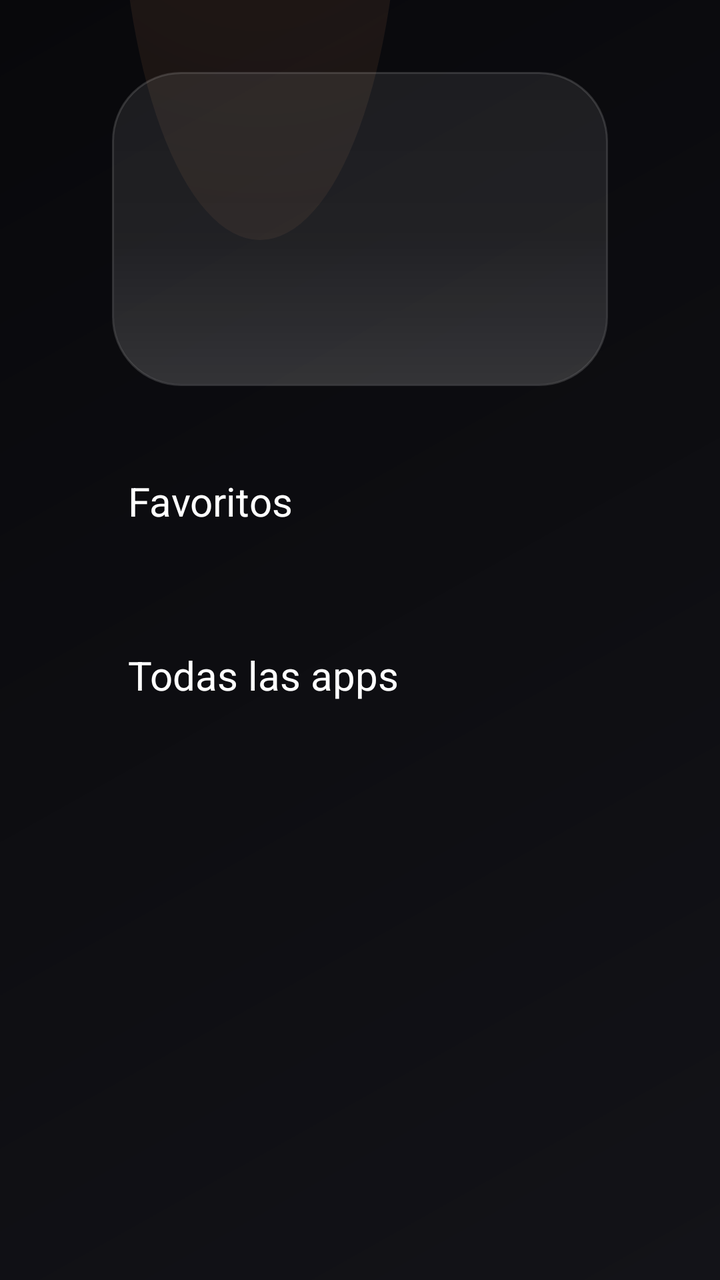
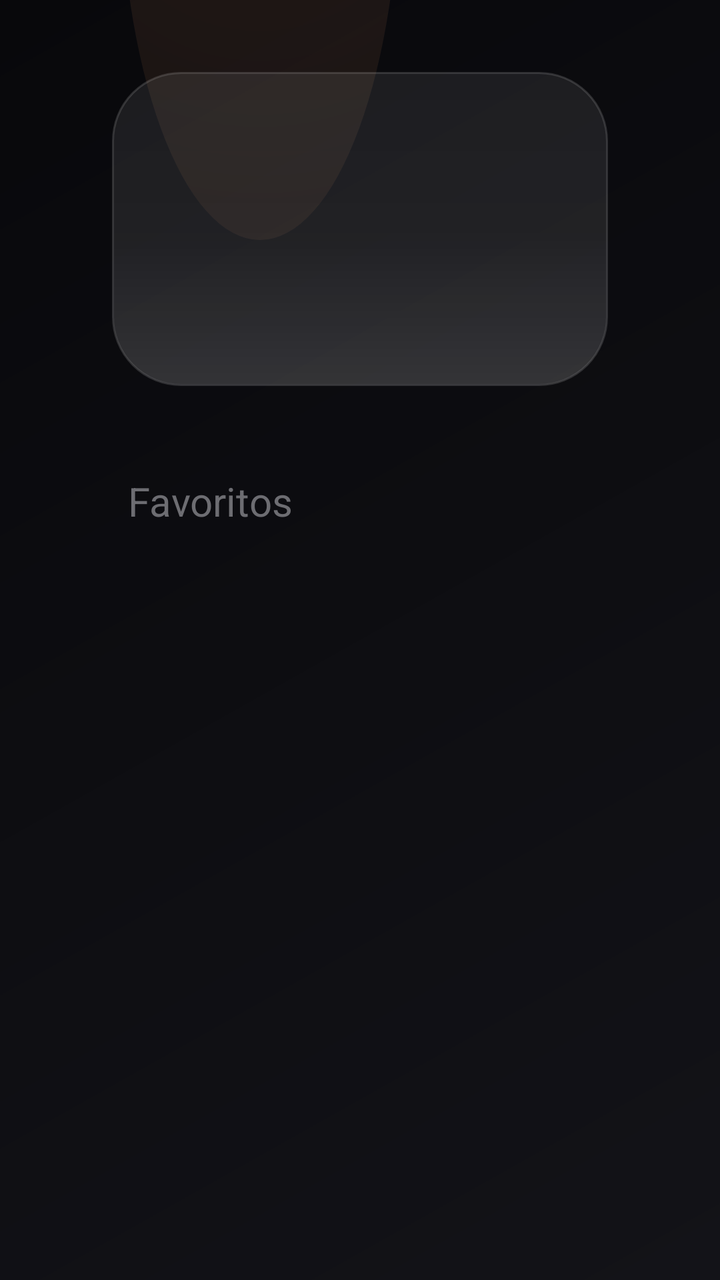

Two renders of the same Android screen: before a commit and after it. Below are the layout's source before the change and the commit's diff.
<!-- AndroidManifest.xml: application theme android:Theme.Black.NoTitleBar.Fullscreen -->
<!-- res/layout/activity_main.xml -->
<?xml version="1.0" encoding="utf-8"?>
<ScrollView xmlns:android="http://schemas.android.com/apk/res/android"
    android:layout_width="match_parent"
    android:layout_height="match_parent"
    android:background="@drawable/gradient_fondo"
    android:fillViewport="true"
    android:scrollbars="none"
    android:overScrollMode="never">

    <LinearLayout
        android:layout_width="match_parent"
        android:layout_height="wrap_content"
        android:orientation="vertical"
        android:paddingLeft="56dp"
        android:paddingTop="36dp"
        android:paddingRight="56dp"
        android:paddingBottom="40dp">

        
        <LinearLayout
            android:layout_width="match_parent"
            android:layout_height="wrap_content"
            android:background="@drawable/glass_panel"
            android:gravity="center_vertical"
            android:orientation="horizontal"
            android:paddingLeft="48dp"
            android:paddingTop="28dp"
            android:paddingRight="48dp"
            android:paddingBottom="28dp">

            <TextView
                android:id="@+id/clock"
                android:layout_width="wrap_content"
                android:layout_height="wrap_content"
                android:fontFamily="sans-serif-light"
                android:textSize="76sp"
                android:textColor="#FFFFFF" />

            <LinearLayout
                android:layout_width="wrap_content"
                android:layout_height="wrap_content"
                android:layout_marginLeft="44dp"
                android:orientation="vertical">

                <TextView
                    android:id="@+id/saludo"
                    android:layout_width="wrap_content"
                    android:layout_height="wrap_content"
                    android:textSize="24sp"
                    android:textColor="#F2F2F7" />

                <TextView
                    android:id="@+id/date"
                    android:layout_width="wrap_content"
                    android:layout_height="wrap_content"
                    android:layout_marginTop="4dp"
                    android:textSize="18sp"
                    android:textColor="#9A9EC0" />

            </LinearLayout>
        </LinearLayout>

        <TextView
            android:layout_width="wrap_content"
            android:layout_height="wrap_content"
            android:layout_marginTop="44dp"
            android:layout_marginLeft="8dp"
            android:text="Favoritos"
            android:textSize="20sp"
            android:textColor="#FFFFFF" />

        <HorizontalScrollView
            android:layout_width="match_parent"
            android:layout_height="wrap_content"
            android:layout_marginTop="14dp"
            android:scrollbars="none"
            android:overScrollMode="never">

            <LinearLayout
                android:id="@+id/favRow"
                android:layout_width="wrap_content"
                android:layout_height="wrap_content"
                android:orientation="horizontal"
                android:paddingBottom="6dp" />

        </HorizontalScrollView>

        <TextView
            android:layout_width="wrap_content"
            android:layout_height="wrap_content"
            android:layout_marginTop="40dp"
            android:layout_marginLeft="8dp"
            android:text="Todas las apps"
            android:textSize="20sp"
            android:textColor="#FFFFFF" />

        
        <LinearLayout
            android:id="@+id/gridContainer"
            android:layout_width="match_parent"
            android:layout_height="wrap_content"
            android:layout_marginTop="14dp"
            android:orientation="vertical" />

    </LinearLayout>

</ScrollView>
<!-- resources referenced by this layout -->
<resources>
  <!-- drawable glass_panel (drawable) -->
  <?xml version="1.0" encoding="utf-8"?>
  <layer-list xmlns:android="http://schemas.android.com/apk/res/android">
      <item>
          <shape android:shape="rectangle">
              <corners android:radius="34dp" />
              <stroke android:width="1dp" android:color="#26FFFFFF" />
              <solid android:color="#0FF1F1F1" />
          </shape>
      </item>
      <item android:top="1dp" android:bottom="1dp" android:left="1dp" android:right="1dp">
          <shape android:shape="rectangle">
              <corners android:radius="33dp" />
              <gradient
                  android:angle="90"
                  android:startColor="#1CFFFFFF"
                  android:centerColor="#08FFFFFF"
                  android:endColor="#05FFFFFF" />
          </shape>
      </item>
  </layer-list>
  <!-- drawable gradient_fondo (drawable) -->
  <?xml version="1.0" encoding="utf-8"?>
  <layer-list xmlns:android="http://schemas.android.com/apk/res/android">
  
      
      <item>
          <shape android:shape="rectangle">
              <gradient
                  android:angle="135"
                  android:startColor="#131318"
                  android:endColor="#08080B" />
          </shape>
      </item>
  
      
      <item
          android:top="-320dp"
          android:left="500dp"
          android:bottom="400dp"
          android:right="-180dp">
          <shape android:shape="oval">
              <gradient
                  android:type="radial"
                  android:gradientRadius="600dp"
                  android:startColor="#334A9E4E"
                  android:centerColor="#22459CB0"
                  android:endColor="#00459CB0" />
          </shape>
      </item>
  
      
      <item
          android:top="700dp"
          android:left="-260dp"
          android:bottom="-320dp"
          android:right="700dp">
          <shape android:shape="oval">
              <gradient
                  android:type="radial"
                  android:gradientRadius="640dp"
                  android:startColor="#2E6C4CD1"
                  android:centerColor="#1E6C4CD1"
                  android:endColor="#006C4CD1" />
          </shape>
      </item>
  
      
      <item
          android:top="-260dp"
          android:left="60dp"
          android:bottom="520dp"
          android:right="160dp">
          <shape android:shape="oval">
              <gradient
                  android:type="radial"
                  android:gradientRadius="480dp"
                  android:startColor="#1ED1845C"
                  android:centerColor="#10D1845C"
                  android:endColor="#00D1845C" />
          </shape>
      </item>
  </layer-list>
</resources>

<!-- the commit's change to res/layout/activity_main.xml (unified diff, before → after) -->
@@ -34,7 +34,7 @@
                 android:layout_height="wrap_content"
                 android:fontFamily="sans-serif-light"
                 android:textSize="76sp"
-                android:textColor="#FFFFFF" />
+                android:textColor="#1D1D1F" />
 
             <LinearLayout
                 android:layout_width="wrap_content"
@@ -47,7 +47,7 @@
                     android:layout_width="wrap_content"
                     android:layout_height="wrap_content"
                     android:textSize="24sp"
-                    android:textColor="#F2F2F7" />
+                    android:textColor="#48484D" />
 
                 <TextView
                     android:id="@+id/date"
@@ -55,7 +55,7 @@
                     android:layout_height="wrap_content"
                     android:layout_marginTop="4dp"
                     android:textSize="18sp"
-                    android:textColor="#9A9EC0" />
+                    android:textColor="#86868B" />
 
             </LinearLayout>
         </LinearLayout>
@@ -67,7 +67,7 @@
             android:layout_marginLeft="8dp"
             android:text="Favoritos"
             android:textSize="20sp"
-            android:textColor="#FFFFFF" />
+            android:textColor="#6D6D72" />
 
         <HorizontalScrollView
             android:layout_width="match_parent"
@@ -85,14 +85,31 @@
 
         </HorizontalScrollView>
 
+        
+        <HorizontalScrollView
+            android:layout_width="match_parent"
+            android:layout_height="wrap_content"
+            android:layout_marginTop="40dp"
+            android:scrollbars="none"
+            android:overScrollMode="never">
+
+            <LinearLayout
+                android:id="@+id/tabsRow"
+                android:layout_width="wrap_content"
+                android:layout_height="wrap_content"
+                android:orientation="horizontal"
+                android:paddingBottom="6dp" />
+
+        </HorizontalScrollView>
+
         <TextView
+            android:id="@+id/tituloApps"
             android:layout_width="wrap_content"
             android:layout_height="wrap_content"
-            android:layout_marginTop="40dp"
+            android:layout_marginTop="18dp"
             android:layout_marginLeft="8dp"
-            android:text="Todas las apps"
             android:textSize="20sp"
-            android:textColor="#FFFFFF" />
+            android:textColor="#6D6D72" />
 
         
         <LinearLayout
